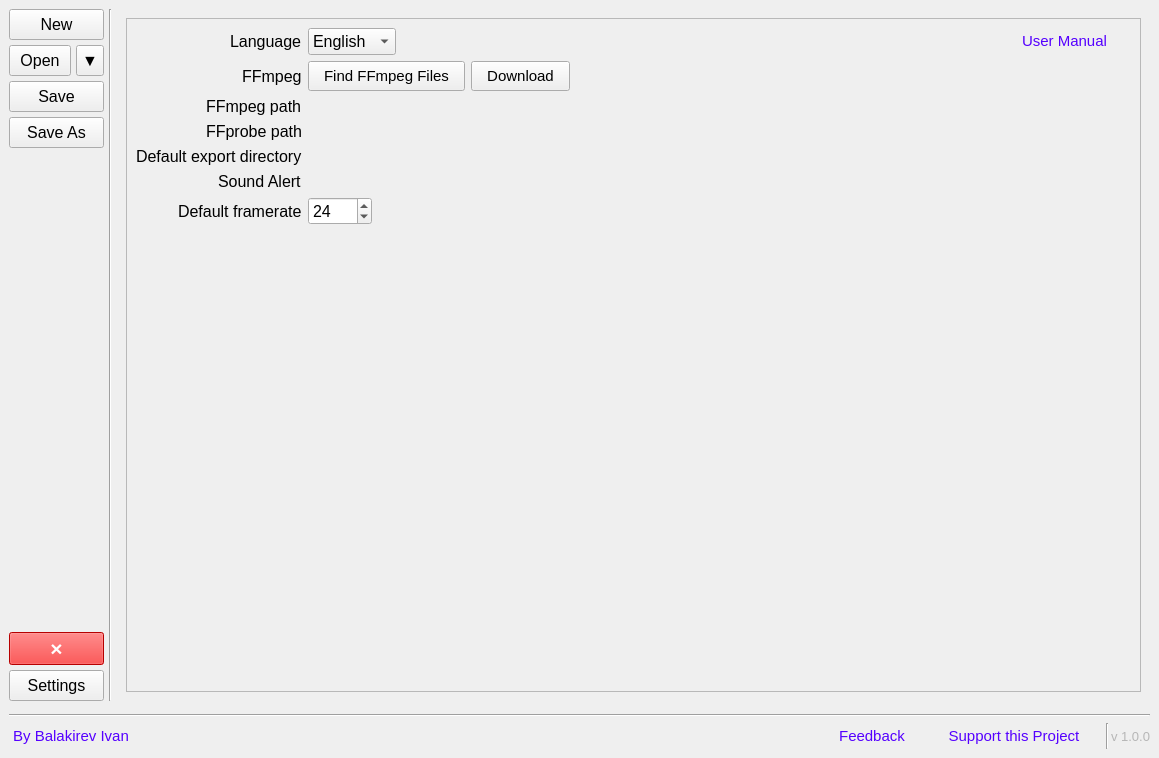
First picture: the form in Forms/main_window.ui, repository iron-mesh/gif_builder, before the edit.
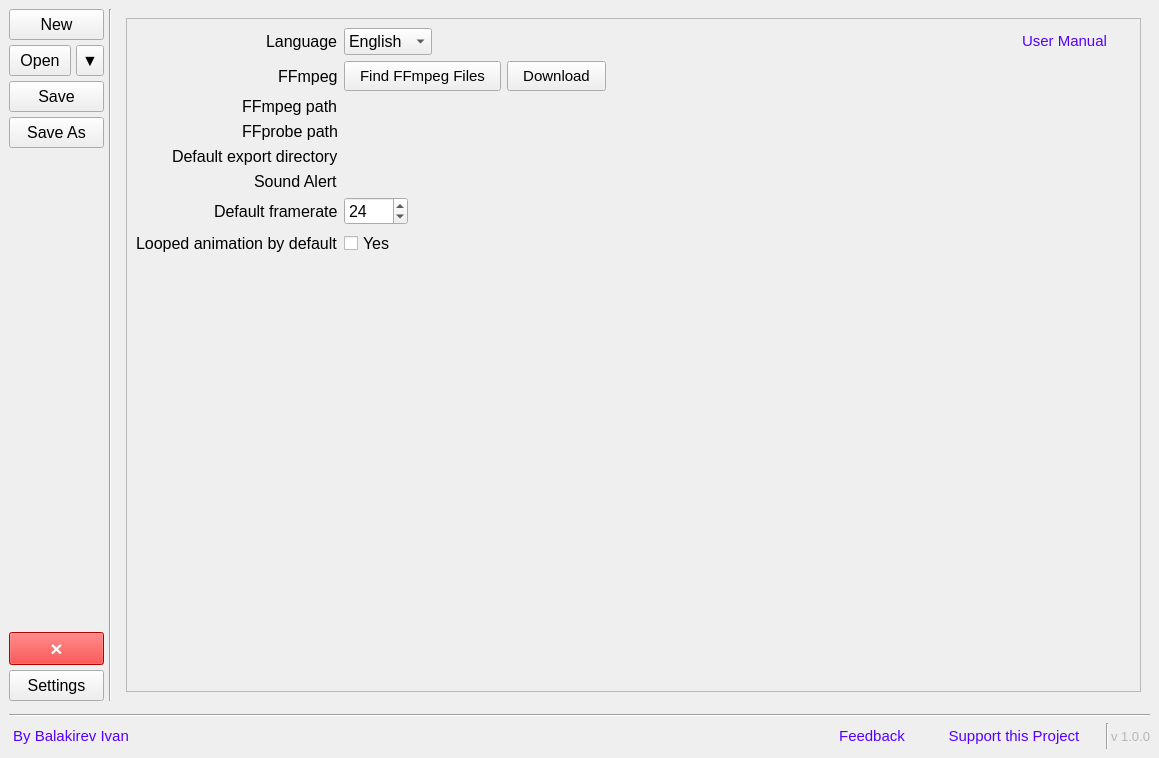
Second picture: the form after the edit. The open tabs and pages were chosen to show the change. Custom widgets are drawn as their Qt base class.

```diff
--- a/Forms/main_window.ui
+++ b/Forms/main_window.ui
@@ -1407,8 +1407,8 @@
                 <rect>
                  <x>0</x>
                  <y>0</y>
-                 <width>489</width>
-                 <height>223</height>
+                 <width>1006</width>
+                 <height>665</height>
                 </rect>
                </property>
                <layout class="QVBoxLayout" name="verticalLayout_8">
@@ -1736,6 +1736,30 @@
                     </property>
                    </widget>
                   </item>
+                  <item row="8" column="0">
+                   <widget class="QLabel" name="label_9">
+                    <property name="font">
+                     <font>
+                      <pointsize>12</pointsize>
+                     </font>
+                    </property>
+                    <property name="text">
+                     <string>Looped animation by default</string>
+                    </property>
+                   </widget>
+                  </item>
+                  <item row="8" column="1">
+                   <widget class="QCheckBox" name="checkBox_looped_animation">
+                    <property name="font">
+                     <font>
+                      <pointsize>12</pointsize>
+                     </font>
+                    </property>
+                    <property name="text">
+                     <string>Yes</string>
+                    </property>
+                   </widget>
+                  </item>
                  </layout>
                 </item>
                </layout>
```
Left out of the diff: 2 changed lines with no effect on the pictures.
